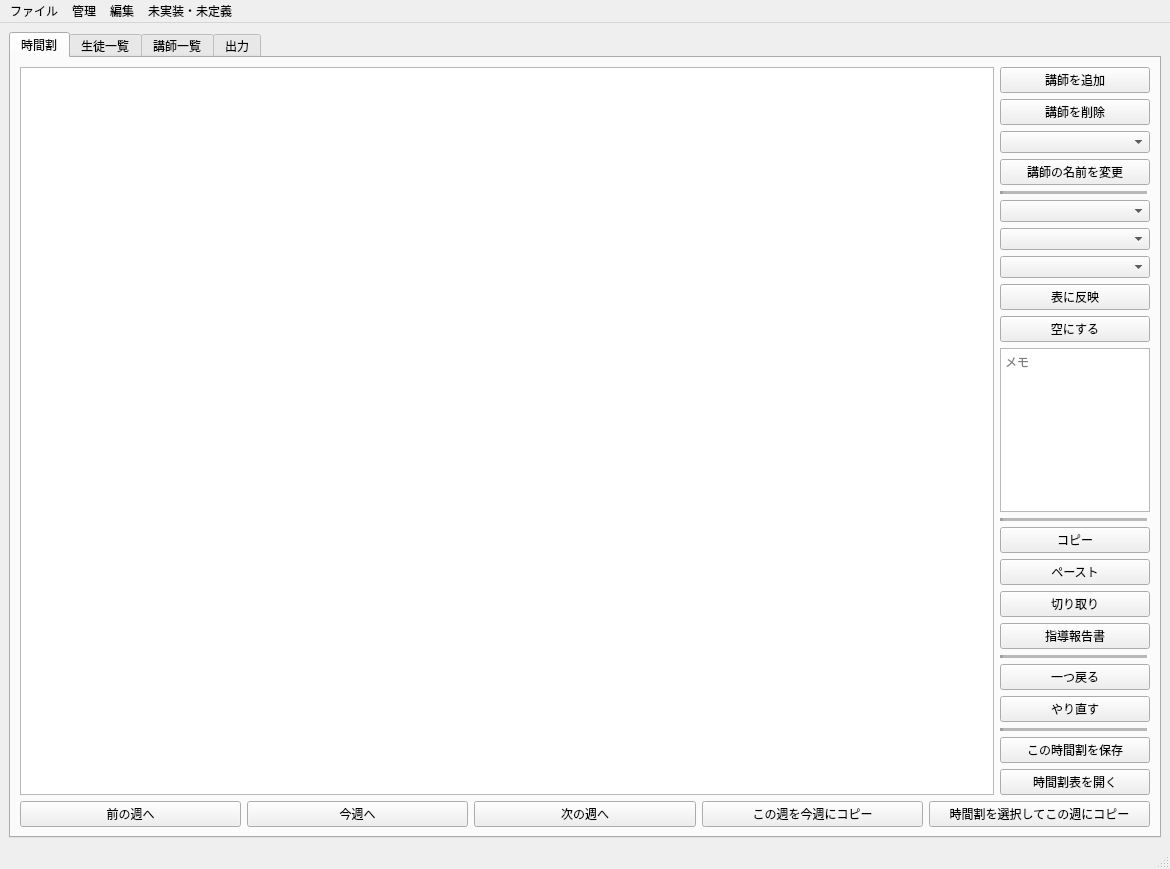
Before: the Qt Designer form mainwindow.ui in ROMEKANA/TimeTable, drawn with Qt 5.
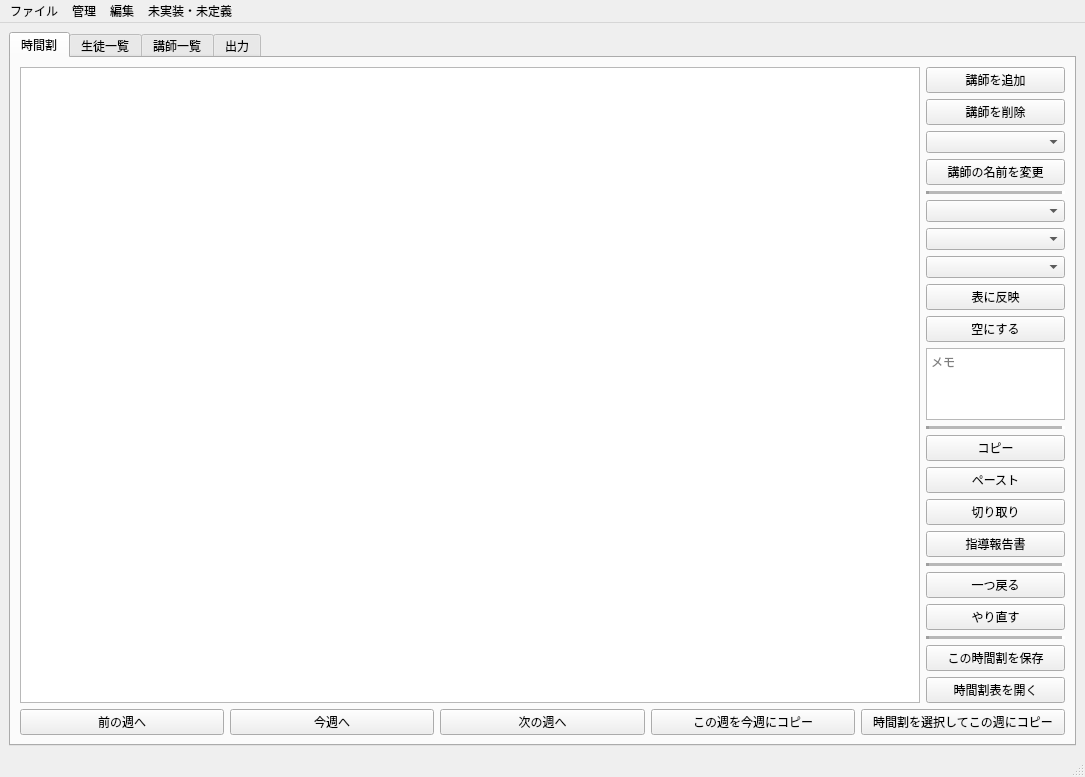
After: the same form once the commit is applied.

Commit message: ウィンドウサイズを調整

The edit to the form file:
```diff
--- a/mainwindow.ui
+++ b/mainwindow.ui
@@ -6,8 +6,8 @@
    <rect>
     <x>0</x>
     <y>0</y>
-    <width>1170</width>
-    <height>869</height>
+    <width>1085</width>
+    <height>763</height>
    </rect>
   </property>
   <property name="windowTitle">
@@ -560,7 +560,7 @@
     <rect>
      <x>0</x>
      <y>0</y>
-     <width>1170</width>
+     <width>1085</width>
      <height>21</height>
     </rect>
    </property>
```
